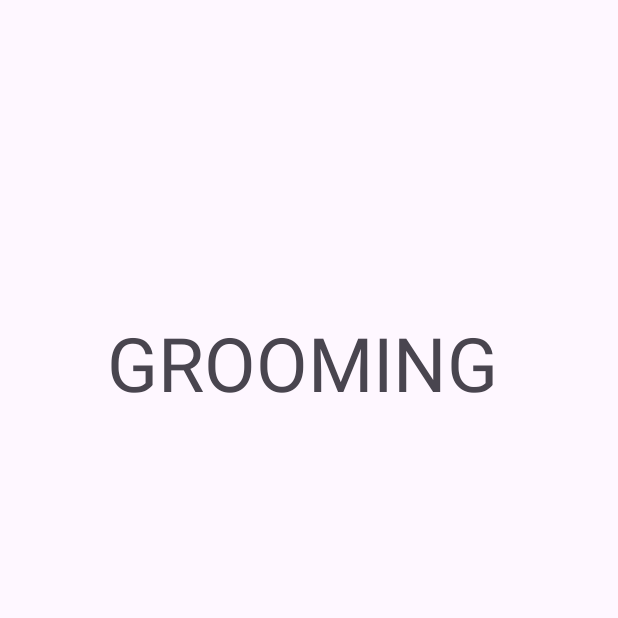
After one commit to hsnyibrhm/Massive_Opets, an Android app: the GroomingActivity screen opened directly, with no data from a screen before it, on a phone screen of 412 x 824 dp, the top half of it. The commit adds this screen. Run offline under Robolectric (Android 15) with nearby library versions, the phone set to English and light mode, and no system bars.

Commit message:
add 2 activity

```diff
--- /dev/null
+++ b/app/src/main/java/com/masssive/opets/GroomingActivity.kt
@@ -0,0 +1,11 @@
+package com.masssive.opets
+
+import androidx.appcompat.app.AppCompatActivity
+import android.os.Bundle
+
+class GroomingActivity : AppCompatActivity() {
+    override fun onCreate(savedInstanceState: Bundle?) {
+        super.onCreate(savedInstanceState)
+        setContentView(R.layout.activity_grooming)
+    }
+}
--- /dev/null
+++ b/app/src/main/res/layout/activity_grooming.xml
@@ -0,0 +1,19 @@
+<?xml version="1.0" encoding="utf-8"?>
+<androidx.constraintlayout.widget.ConstraintLayout xmlns:android="http://schemas.android.com/apk/res/android"
+    xmlns:app="http://schemas.android.com/apk/res-auto"
+    xmlns:tools="http://schemas.android.com/tools"
+    android:layout_width="match_parent"
+    android:layout_height="match_parent"
+    tools:context=".GroomingActivity">
+
+    <TextView
+        android:layout_width="wrap_content"
+        android:layout_height="wrap_content"
+        android:layout_marginTop="208dp"
+        android:layout_marginEnd="80dp"
+        android:text="GROOMING"
+        android:textSize="50dp"
+        app:layout_constraintEnd_toEndOf="parent"
+        app:layout_constraintTop_toTopOf="parent" />
+
+</androidx.constraintlayout.widget.ConstraintLayout>
```
Also changed, not shown: app/src/main/AndroidManifest.xml (+8 -2 lines), app/src/main/java/com/masssive/opets/HomeFragment.kt (+19 -0 lines), app/src/main/java/com/masssive/opets/PenitipanActivity.kt (added, +11 -0 lines), app/src/main/res/layout/activity_penitipan.xml (added, +18 -0 lines).
